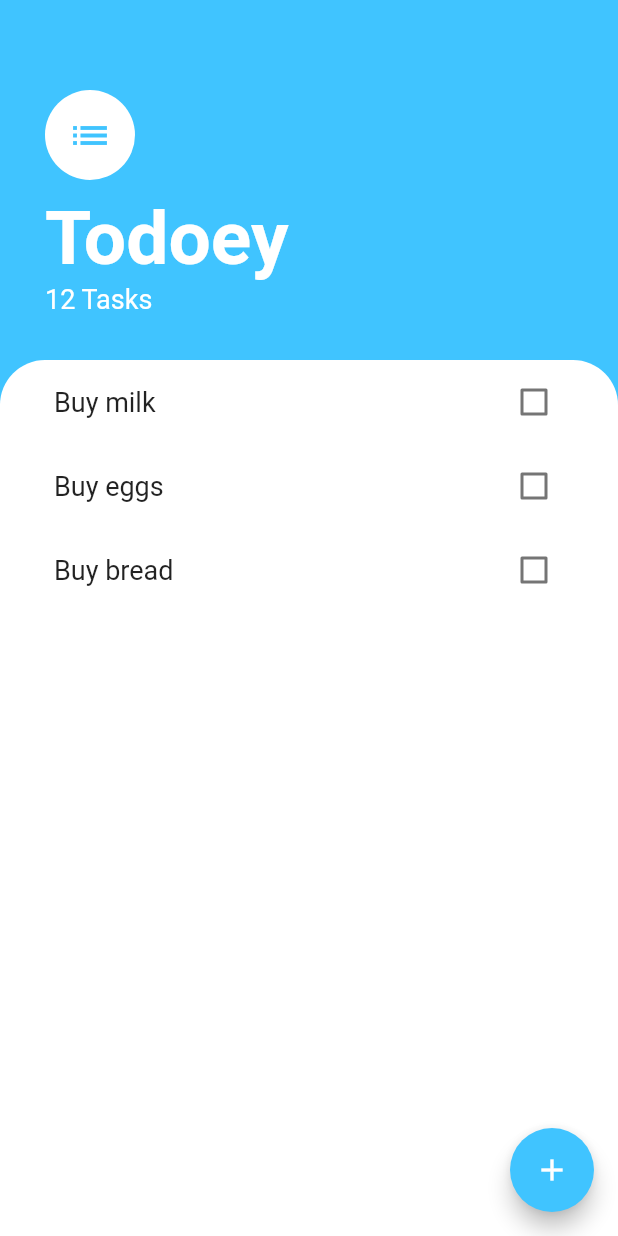
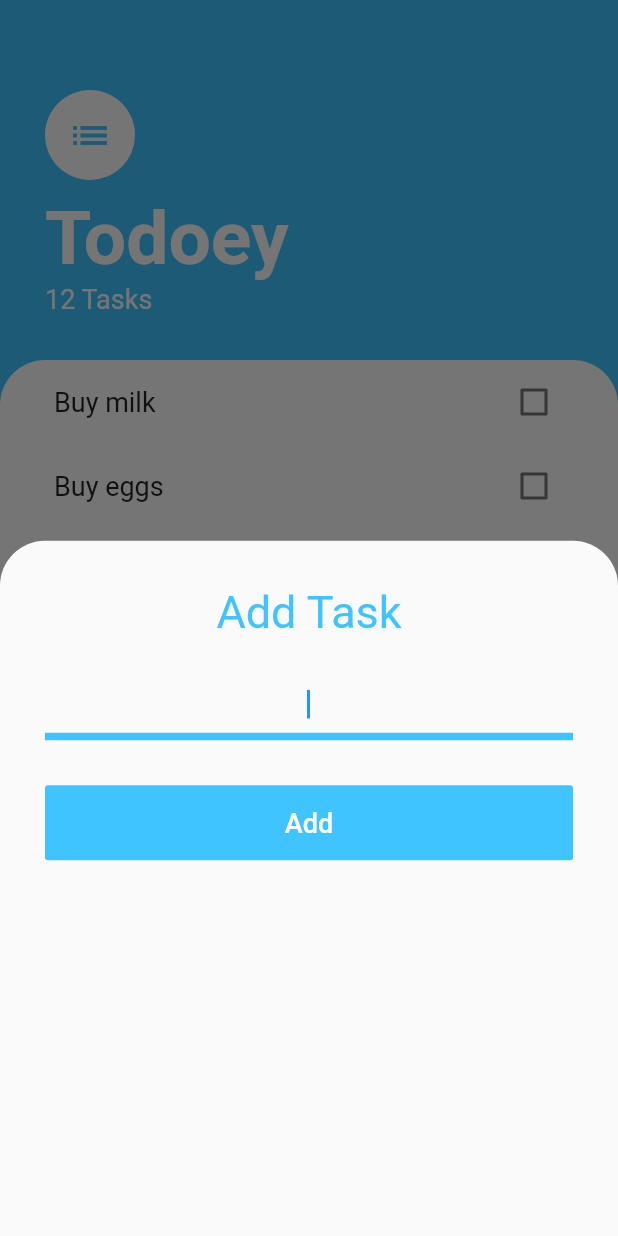
Before and after one commit to gkshida/todoey-flutter-app-brewery, a Flutter app: the screen it shows after launch, after a tap on the "add" icon, on a phone screen of 412 x 824 dp. Run offline on Flutter 3.47's test engine with Material 2 defaults, Android fonts, the phone set to English and light mode, and no system bars.

Commit message:
Added the layout to the Add Task

```diff
--- /dev/null
+++ b/lib/screens/add_task_screen.dart
@@ -0,0 +1,57 @@
+import 'package:flutter/material.dart';
+
+class AddTaskScreen extends StatelessWidget {
+  @override
+  Widget build(BuildContext context) {
+    return Container(
+      padding: const EdgeInsets.only(
+          top: 30.0, left: 30.0, right: 30.0, bottom: 30.0),
+      child: Column(
+        crossAxisAlignment: CrossAxisAlignment.stretch,
+        children: <Widget>[
+          Text(
+            'Add Task',
+            textAlign: TextAlign.center,
+            style: TextStyle(
+              color: Colors.lightBlueAccent,
+              fontSize: 30.0,
+            ),
+          ),
+          SizedBox(
+            height: 20.0,
+          ),
+          TextField(
+            autofocus: true,
+            textAlign: TextAlign.center,
+            decoration: InputDecoration(
+              focusedBorder: UnderlineInputBorder(
+                borderSide: BorderSide(
+                  color: Colors.lightBlueAccent,
+                  width: 5.0,
+                ),
+              ),
+            ),
+          ),
+          SizedBox(
+            height: 30.0,
+          ),
+          Material(
+            child: MaterialButton(
+              elevation: 0,
+              color: Colors.lightBlueAccent,
+              height: 50.0,
+              onPressed: () {},
+              child: Text(
+                'Add',
+                style: TextStyle(
+                  color: Colors.white,
+                  fontSize: 18.0,
+                ),
+              ),
+            ),
+          ),
+        ],
+      ),
+    );
+  }
+}
--- a/lib/screens/tasks_screen.dart
+++ b/lib/screens/tasks_screen.dart
@@ -1,6 +1,7 @@
 import 'package:flutter/material.dart';
 
 import '../widgets/tasks_list.dart';
+import 'add_task_screen.dart';
 
 class TasksScreen extends StatelessWidget {
   @override
@@ -12,7 +13,18 @@ class TasksScreen extends StatelessWidget {
         child: Icon(
           Icons.add,
         ),
-        onPressed: () {},
+        onPressed: () {
+          showModalBottomSheet(
+            shape: RoundedRectangleBorder(
+              borderRadius: BorderRadius.only(
+                topLeft: Radius.circular(30.0),
+                topRight: Radius.circular(30.0),
+              ),
+            ),
+            context: context,
+            builder: (context) => AddTaskScreen(),
+          );
+        },
       ),
       body: Column(
         crossAxisAlignment: CrossAxisAlignment.start,
```
